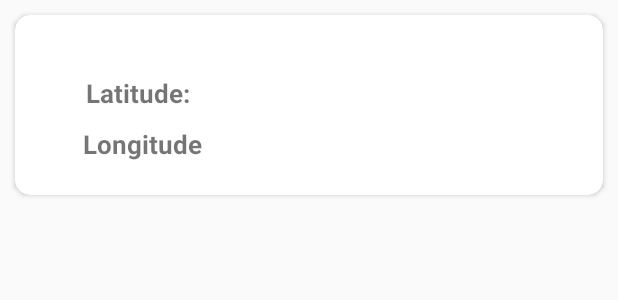
After one commit to GerrayJr/ConstructionApp, an Android app: the layout location_item.xml on its own in the app's theme, with its tools: preview values and no code run, on a phone screen of 412 x 824 dp. The commit adds this screen. Shown: the top 300 px of the screen. Run offline under Robolectric (Android 15) with nearby library versions, the phone set to English and light mode, and no system bars.

Commit message:
1st commit FacilityLocation Done

```diff
--- a/app/src/main/AndroidManifest.xml
+++ b/app/src/main/AndroidManifest.xml
@@ -6,9 +6,8 @@
     <uses-permission android:name="android.permission.READ_EXTERNAL_STORAGE" />
     <uses-permission android:name="android.permission.CAMERA" />
     <uses-permission android:name="android.permission.ACCESS_FINE_LOCATION" />
-    <uses-permission android:name="android.permission.ACCESS_COARSE_LOCATION"/>
+    <uses-permission android:name="android.permission.ACCESS_COARSE_LOCATION" />
     <uses-permission android:name="android.permission.ACCESS_BACKGROUND_LOCATION" />
-
 
     <application
         android:icon="@mipmap/ic_launcher"
@@ -16,6 +15,7 @@
         android:roundIcon="@mipmap/ic_launcher_round"
         android:supportsRtl="true"
         android:theme="@style/AppTheme">
+        <activity android:name=".ManagerModule.FacilityConsultant"></activity>
 
         <meta-data
             android:name="com.google.android.geo.API_KEY"
--- a/app/src/main/java/com/gerray/fmsystem/ManagerModule/AssetFragment.java
+++ b/app/src/main/java/com/gerray/fmsystem/ManagerModule/AssetFragment.java
@@ -45,7 +45,6 @@ public class AssetFragment extends Fragment {
 
     public void onStart() {
         super.onStart();
-        adapter.startListening();
         adapter.startListening();
         adapter.notifyDataSetChanged();
         // Check if user is signed in (non-null) and update UI accordingly.
@@ -112,7 +111,7 @@ public class AssetFragment extends Fragment {
         };
 
 
-        ArrayList<FacilityAssets> arrayList = new ArrayList<FacilityAssets>();
+//        ArrayList<FacilityAssets> arrayList = new ArrayList<FacilityAssets>();
         RecyclerView recyclerView = view.findViewById(R.id.recycler_view);
         recyclerView.setLayoutManager(new LinearLayoutManager(getActivity()));
         recyclerView.setAdapter(adapter);
--- a/app/src/main/java/com/gerray/fmsystem/ManagerModule/AssetViewHolder.java
+++ b/app/src/main/java/com/gerray/fmsystem/ManagerModule/AssetViewHolder.java
@@ -9,9 +9,7 @@ import androidx.recyclerview.widget.RecyclerView;
 
 import com.gerray.fmsystem.R;
 
-public class AssetViewHolder extends RecyclerView.ViewHolder
-
-{
+public class AssetViewHolder extends RecyclerView.ViewHolder {
 
     public TextView tvName, tvModel, tvloc, tvDate;
     public ImageView imageView;
--- a/app/src/main/java/com/gerray/fmsystem/ManagerModule/FacilityManager.java
+++ b/app/src/main/java/com/gerray/fmsystem/ManagerModule/FacilityManager.java
@@ -137,6 +137,9 @@ public class FacilityManager extends AppCompatActivity implements NavigationView
                     case R.id.drawer_location:
                         startActivity(new Intent(FacilityManager.this, FacilityLocation.class));
                         break;
+                    case R.id.drawer_team:
+                        startActivity(new Intent(FacilityManager.this, FacilityConsultant.class));
+                        break;
                     case R.id.drawer_profile:
                         startActivity(new Intent(FacilityManager.this, FacilityProfile.class));
                         break;
--- a/app/src/main/res/layout/activity_facility_manager.xml
+++ b/app/src/main/res/layout/activity_facility_manager.xml
@@ -7,7 +7,7 @@
     android:layout_height="match_parent"
     android:fitsSystemWindows="true"
     android:orientation="vertical"
-    tools:context=".FacilityManager"
+    tools:context=".ManagerModule.FacilityManager"
     tools:openDrawer="start">
 
     <RelativeLayout
--- /dev/null
+++ b/app/src/main/res/layout/location_item.xml
@@ -0,0 +1,59 @@
+<?xml version="1.0" encoding="utf-8"?>
+<androidx.cardview.widget.CardView xmlns:android="http://schemas.android.com/apk/res/android"
+    xmlns:app="http://schemas.android.com/apk/res-auto"
+    android:layout_width="match_parent"
+    android:layout_height="120dp"
+    android:layout_margin="10dp"
+    app:cardCornerRadius="10dp">
+
+    <RelativeLayout
+        android:id="@+id/parentRelative"
+        android:layout_width="match_parent"
+        android:layout_height="100dp"
+        android:layout_gravity="center"
+        android:layout_margin="20dp"
+        android:padding="10dp">
+
+        <TextView
+            android:id="@+id/latitude"
+            android:layout_width="wrap_content"
+            android:layout_height="wrap_content"
+            android:layout_marginStart="17dp"
+            android:layout_marginTop="20dp"
+            android:text="Latitude:"
+            android:textSize="17sp"
+            android:textStyle="bold" />
+
+        <TextView
+            android:id="@+id/tv_latitude"
+            android:layout_width="wrap_content"
+            android:layout_height="wrap_content"
+            android:layout_alignBaseline="@+id/latitude"
+            android:layout_marginStart="10dp"
+            android:layout_toEndOf="@+id/latitude"
+            android:text=""
+            android:textSize="15sp" />
+
+        <TextView
+            android:id="@+id/longitude"
+            android:layout_width="wrap_content"
+            android:layout_height="wrap_content"
+            android:layout_below="@+id/latitude"
+            android:layout_marginStart="15dp"
+            android:layout_marginTop="10dp"
+            android:text="Longitude"
+            android:textSize="17sp"
+            android:textStyle="bold" />
+
+        <TextView
+            android:id="@+id/tv_longitude"
+            android:layout_width="wrap_content"
+            android:layout_height="wrap_content"
+            android:layout_alignBaseline="@+id/longitude"
+            android:layout_marginStart="10dp"
+            android:layout_toEndOf="@+id/longitude"
+            android:text=""
+            android:textSize="15sp" />
+    </RelativeLayout>
+
+</androidx.cardview.widget.CardView>
--- a/app/src/main/res/menu/drawer_menu.xml
+++ b/app/src/main/res/menu/drawer_menu.xml
@@ -6,6 +6,11 @@
             android:id="@+id/drawer_profile"
             android:icon="@drawable/ic_facility"
             android:title="@string/facility_profile" />
+
+        <item
+            android:id="@+id/drawer_team"
+            android:icon="@drawable/ic_team"
+            android:title="@string/consultants" />
 
         <item
             android:id="@+id/drawer_payment"
--- a/app/src/main/res/values/strings.xml
+++ b/app/src/main/res/values/strings.xml
@@ -62,4 +62,5 @@
     <string name="hello_blank_fragment">Hello blank fragment</string>
     <string name="navigation_drawer_open">Navigation Drawer Open</string>
     <string name="navigation_drawer_close">Navigation Drawer Closed</string>
+    <string name="consultants">Consultants</string>
 </resources>
```
Also changed, not shown: app/src/main/java/com/gerray/fmsystem/ManagerModule/FacilityConsultant.java (added, +16 -0 lines), app/src/main/java/com/gerray/fmsystem/ManagerModule/FacilityLocation.java (+53 -13 lines), app/src/main/java/com/gerray/fmsystem/ManagerModule/LocationViewHolder.java (added, +19 -0 lines), app/src/main/res/drawable/ic_team.xml (added, +10 -0 lines), app/src/main/res/layout/activity_facility_consultant.xml (added, +9 -0 lines).
